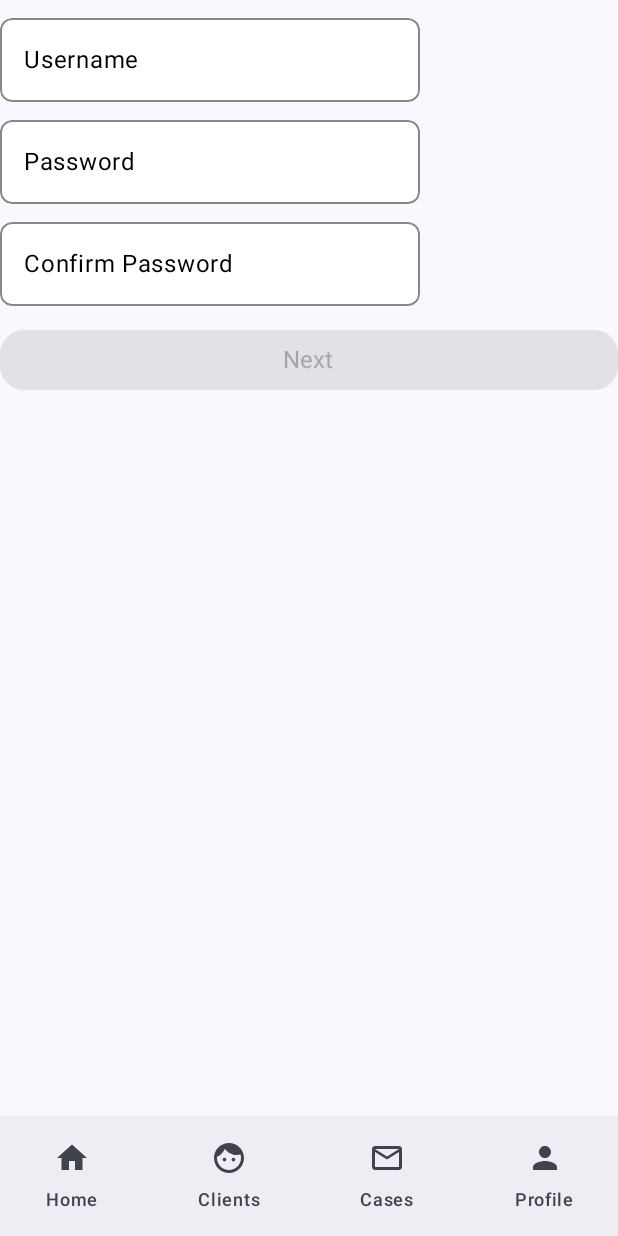
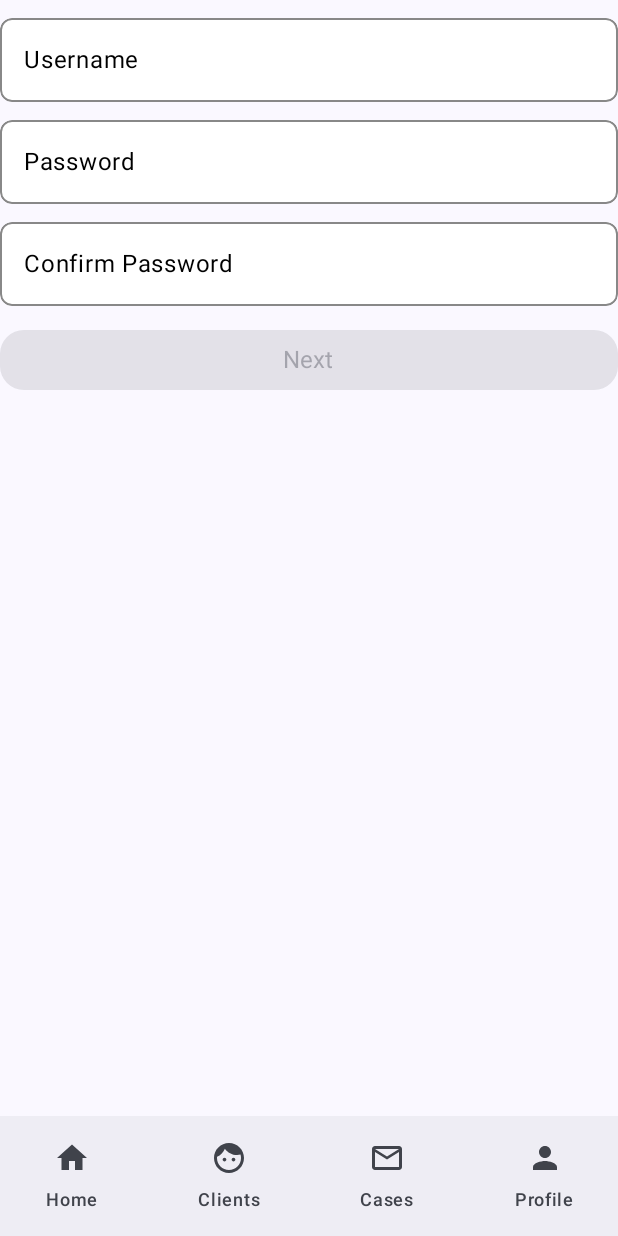
Before and after one commit to DartlinWave/lawconnect-android, an Android app built with Jetpack Compose: the SignUpStep1View screen opened through its navigation route, on a phone screen of 412 x 824 dp. Run offline under Robolectric (Android 15) with nearby library versions, the phone set to English and light mode, and no system bars; our stand-ins replace Dagger/Hilt's generated code.

Commit message:
feat(core): default CustomTextField modifier to fillMaxWidth.

```diff
--- a/app/src/main/java/com/qu3dena/lawconnect/android/core/ui/components/CustomTextField.kt
+++ b/app/src/main/java/com/qu3dena/lawconnect/android/core/ui/components/CustomTextField.kt
@@ -1,5 +1,6 @@
 package com.qu3dena.lawconnect.android.core.ui.components
 
+import androidx.compose.foundation.layout.fillMaxWidth
 import androidx.compose.foundation.shape.RoundedCornerShape
 import androidx.compose.material3.OutlinedTextField
 import androidx.compose.material3.Text
@@ -18,7 +19,7 @@ import androidx.compose.ui.unit.sp
 fun CustomTextField(
     value: String,
     onValueChange: (String) -> Unit,
-    modifier: Modifier = Modifier,
+    modifier: Modifier = Modifier.fillMaxWidth(),
     placeholder: String = "",
     textColor: Color = Color.Black,
     borderColor: Color = Color.Gray,
```
